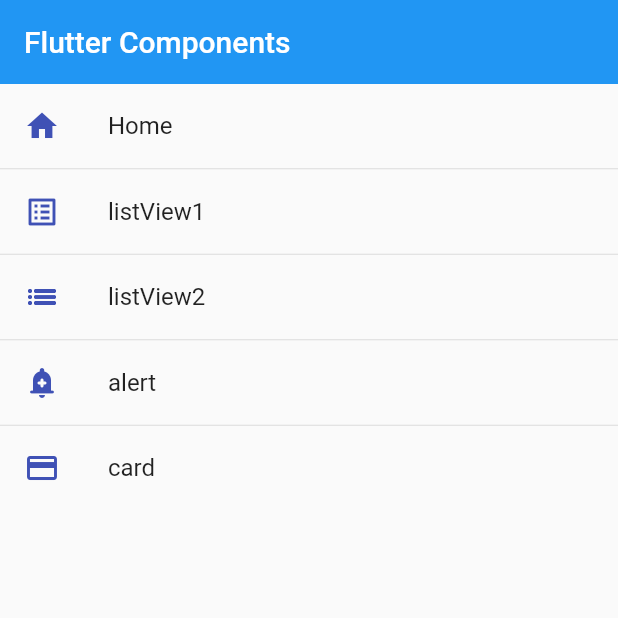
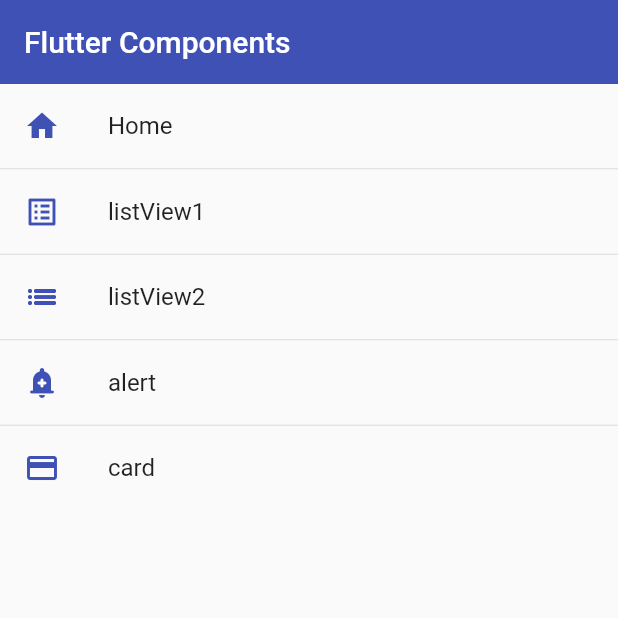
Before and after one commit to cristiandrc/flutter_components, a Flutter app: the screen it shows after launch, on a phone screen of 412 x 824 dp, the top half of it. Run offline on Flutter 3.47's test engine with Material 2 defaults, Android fonts, the phone set to English and light mode, and no system bars.

Commit message:
add AppTheme

```diff
--- a/lib/main.dart
+++ b/lib/main.dart
@@ -1,5 +1,6 @@
 import 'package:flutter/material.dart';
 import 'package:flutter_components/router/app_routes.dart';
+import 'package:flutter_components/themes/app_theme.dart';
 
 void main() => runApp(const MyApp());
 
@@ -15,6 +16,6 @@ class MyApp extends StatelessWidget {
         initialRoute: AppRoutes.initialRoute,
         routes: AppRoutes.getAppRoutes(),
         onGenerateRoute: AppRoutes.onGenerateRoute,
-    );
+        theme: AppTheme.lightTheme);
   }
 }
--- a/lib/screens/home_screen.dart
+++ b/lib/screens/home_screen.dart
@@ -1,5 +1,6 @@
 import 'package:flutter/material.dart';
 import 'package:flutter_components/router/app_routes.dart';
+import 'package:flutter_components/themes/app_theme.dart';
 
 class HomeScreen extends StatelessWidget {
   const HomeScreen({super.key});
@@ -10,14 +11,14 @@ class HomeScreen extends StatelessWidget {
     return Scaffold(
       appBar: AppBar(
         title: const Text('Flutter Components'),
-        elevation: 0,
       ),
       body: ListView.separated(
           itemBuilder: (context, index) => ListTile(
                 title: Text(menuOptions[index].name),
                 leading: Icon(
                   menuOptions[index].icon,
-                  color: Colors.indigo,
+                  // color: Theme.of(context).primaryColor,
+                  color: AppTheme.primary,
                 ),
                 onTap: () {
                   // final route = MaterialPageRoute(
--- a/lib/screens/listvew2_screen.dart
+++ b/lib/screens/listvew2_screen.dart
@@ -8,8 +8,6 @@ class ListVew2Screen extends StatelessWidget {
     return Scaffold(
       appBar: AppBar(
         title: const Text('List View tipo 2'),
-        elevation: 0,
-        backgroundColor: Colors.indigo,
       ),
       body: ListView.separated(
         itemBuilder: (BuildContext context, int i) => ListTile(
--- /dev/null
+++ b/lib/themes/app_theme.dart
@@ -0,0 +1,14 @@
+import 'package:flutter/material.dart';
+
+class AppTheme {
+  static const Color primary = Colors.indigo;
+
+  static final ThemeData lightTheme = ThemeData.light().copyWith(
+    primaryColor: primary,
+    // appBar theme
+    appBarTheme: const AppBarTheme(
+      color: primary,
+      elevation: 0,
+    ),
+  );
+}
```
Lines whose indentation alone changed are shown as unchanged.
